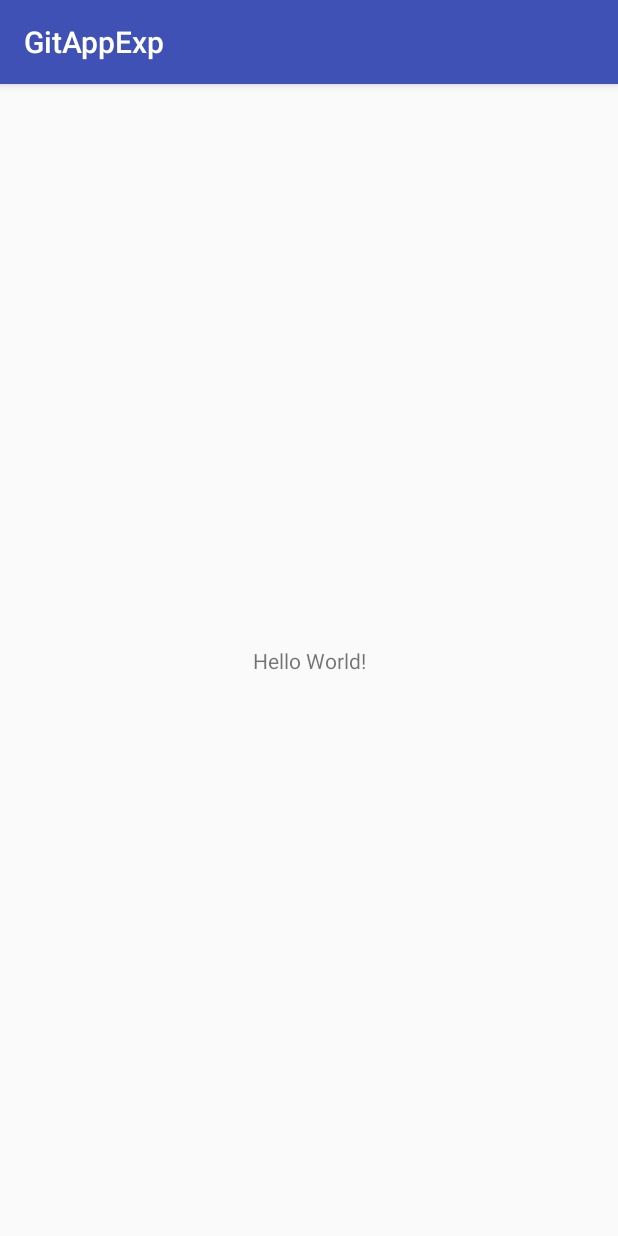
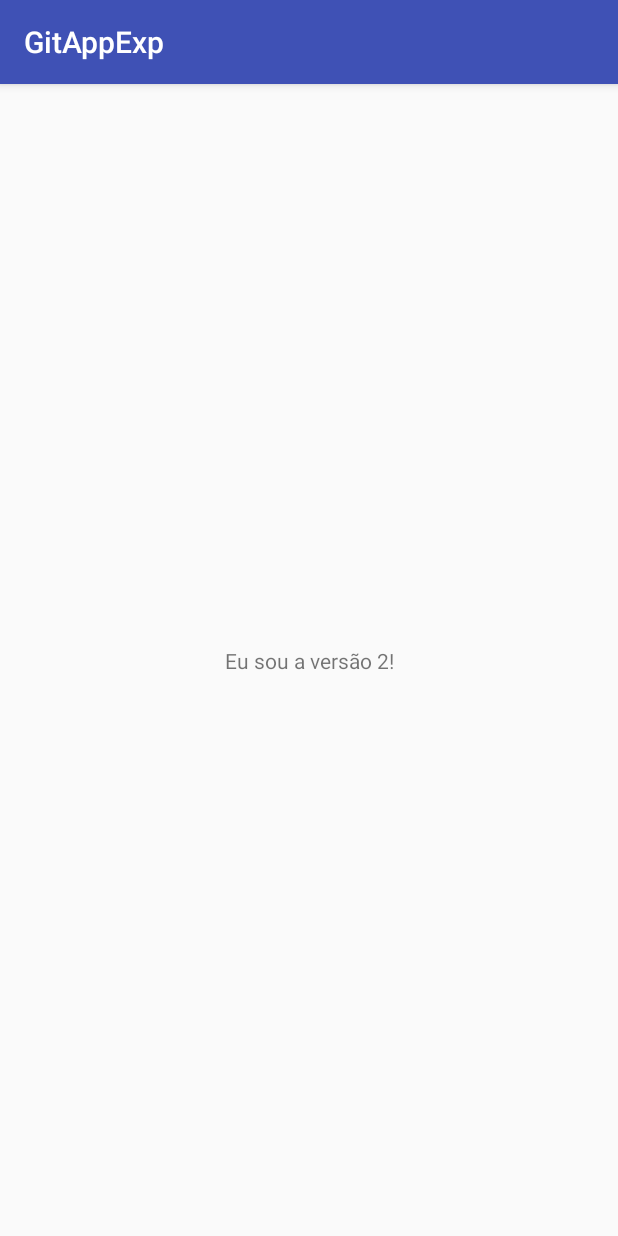
Before and after one commit to luisfbgarcia/GitAppExp, an Android app: the screen it shows after launch (MainActivity), on a phone screen of 412 x 824 dp. Run offline under Robolectric (Android 15) with nearby library versions, the phone set to English and light mode, and no system bars.

Commit message:
Text view changed!”

```diff
--- a/app/src/main/res/layout/activity_main.xml
+++ b/app/src/main/res/layout/activity_main.xml
@@ -9,7 +9,7 @@
     <TextView
         android:layout_width="wrap_content"
         android:layout_height="wrap_content"
-        android:text="Hello World!"
+        android:text="Eu sou a versão 2!"
         app:layout_constraintBottom_toBottomOf="parent"
         app:layout_constraintLeft_toLeftOf="parent"
         app:layout_constraintRight_toRightOf="parent"
```
